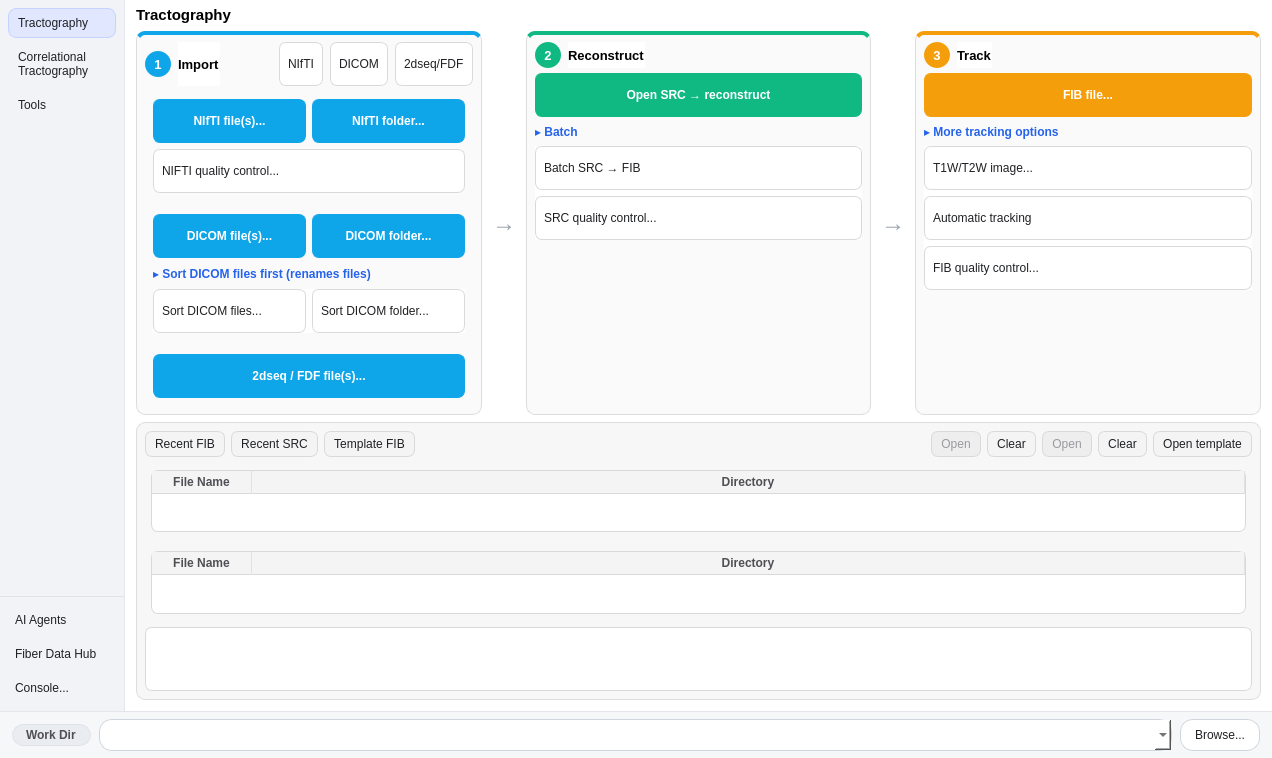
Old version of the form mainwindow.ui in the repository frankyeh/DSI-Studio.
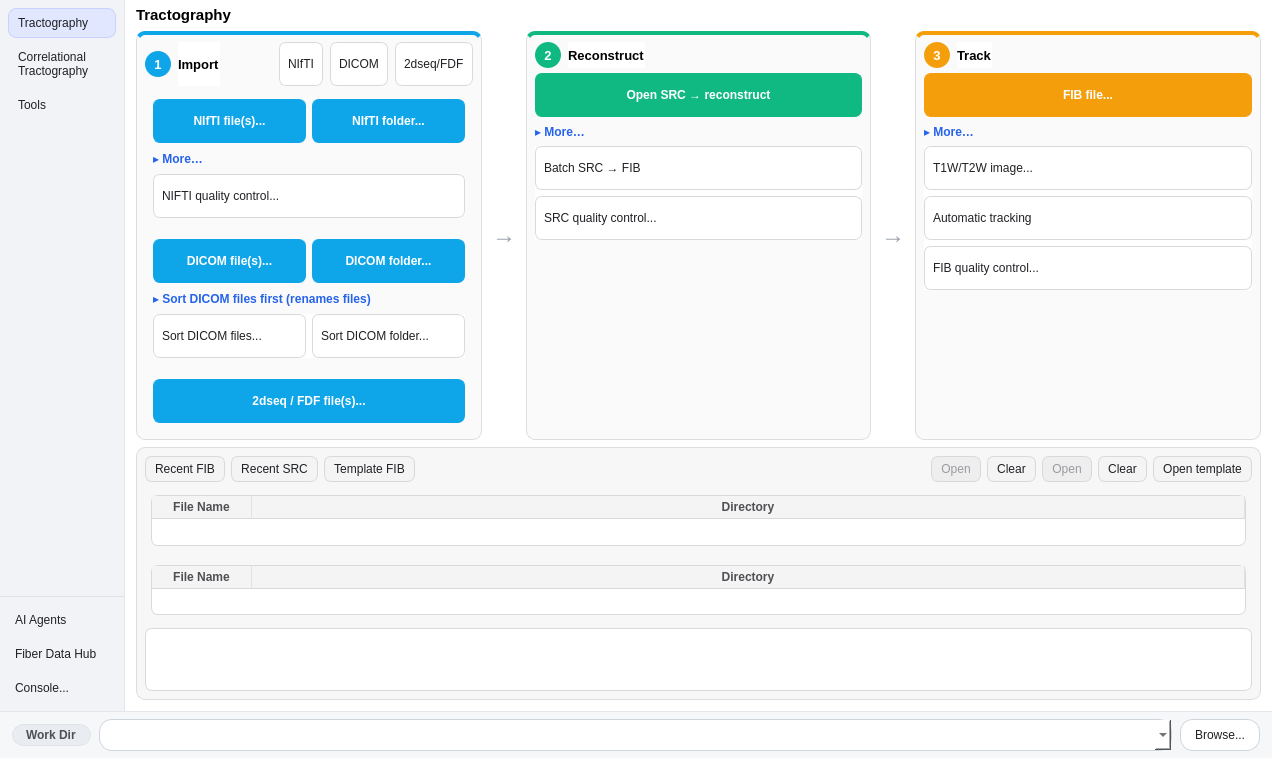
New version of the form. Icons and pictures are not drawn.

Commit message:
MainWindow: NIfTI QC behind "More…", shorter collapsible titles, pills not cut off
NII_qc starts hidden under a "▸ More…" toggle inside the NIfTI page only;
Reconstruct "Batch" and Track "More tracking options" become "▸ More…".
Checked pills no longer switch to bold, which made their text wider than the
size hint and cut it off; the checked pill keeps its color and gets a stronger border.

Diff of the .ui file:
```diff
--- a/mainwindow.ui
+++ b/mainwindow.ui
@@ -492,6 +492,7 @@
     text-align: center;
 }
 QFrame#tract_input_stage QPushButton#tract_input_batch_toggle,
+QFrame#tract_input_stage QPushButton#tract_nifti_qc_toggle,
 QFrame#tract_reconstruction_stage QPushButton#tract_reconstruction_batch_toggle,
 QFrame#tract_tracking_stage QPushButton#tract_tracking_batch_toggle {
     color: #2563eb;
@@ -516,8 +517,7 @@
 QWidget#tab QPushButton[segment="true"]:checked {
     color: #1e3a8a;
     background-color: #e0e7ff;
-    border-color: #c7d2fe;
-    font-weight: bold;
+    border-color: #a5b4fc;
 }
 QLabel#tract_input_badge,
 QLabel#tract_reconstruction_badge,
@@ -811,6 +811,19 @@
                        </widget>
                       </item>
                       <item row="1" column="0" colspan="2">
+                       <widget class="QPushButton" name="tract_nifti_qc_toggle">
+                        <property name="text">
+                         <string>▸ More…</string>
+                        </property>
+                        <property name="checkable">
+                         <bool>true</bool>
+                        </property>
+                        <property name="flat">
+                         <bool>true</bool>
+                        </property>
+                       </widget>
+                      </item>
+                      <item row="2" column="0" colspan="2">
                        <widget class="QPushButton" name="NII_qc">
                         <property name="statusTip">
                          <string>run show_qc_nii</string>
@@ -827,7 +840,7 @@
                         </property>
                        </widget>
                       </item>
-                      <item row="2" column="0" colspan="2">
+                      <item row="3" column="0" colspan="2">
                        <spacer name="nifti_tab_spacer">
                         <property name="orientation">
                          <enum>Qt::Vertical</enum>
@@ -1142,7 +1155,7 @@
                    <item>
                     <widget class="QPushButton" name="tract_reconstruction_batch_toggle">
                      <property name="text">
-                      <string>▸ Batch</string>
+                      <string>▸ More…</string>
                      </property>
                      <property name="checkable">
                       <bool>true</bool>
@@ -1326,7 +1339,7 @@
                    <item>
                     <widget class="QPushButton" name="tract_tracking_batch_toggle">
                      <property name="text">
-                      <string>▸ More tracking options</string>
+                      <string>▸ More…</string>
                      </property>
                      <property name="checkable">
                       <bool>true</bool>
```
Left out of the diff: 6 changed lines with no effect on the pictures. The commit also changes 1 other file.
